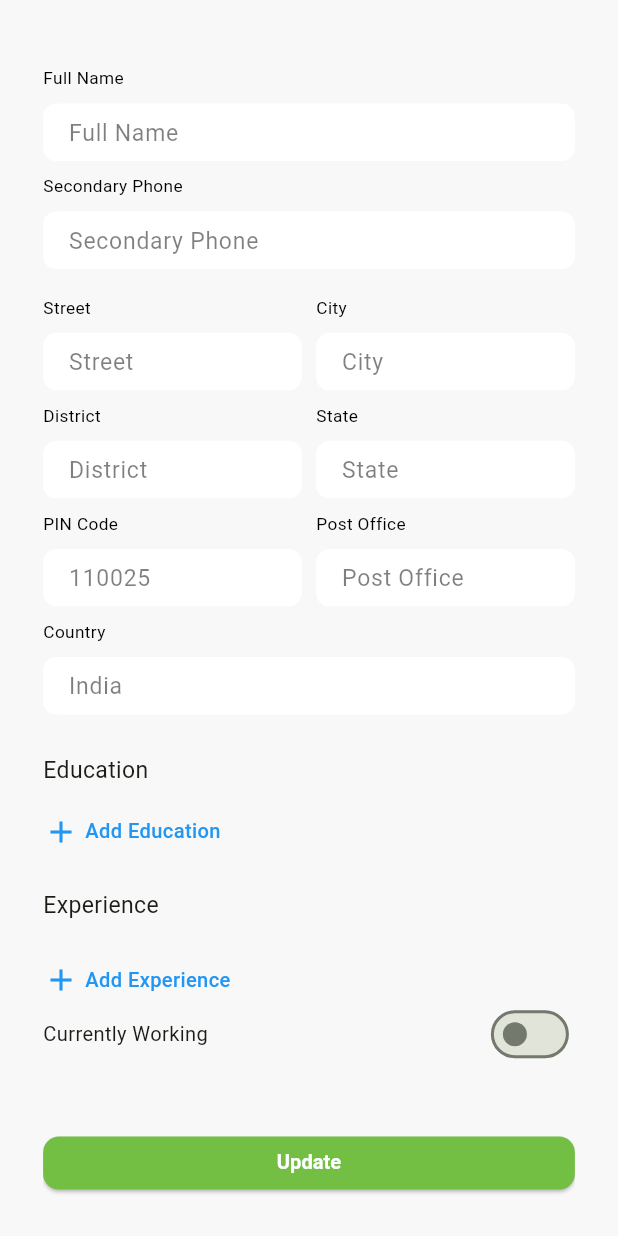
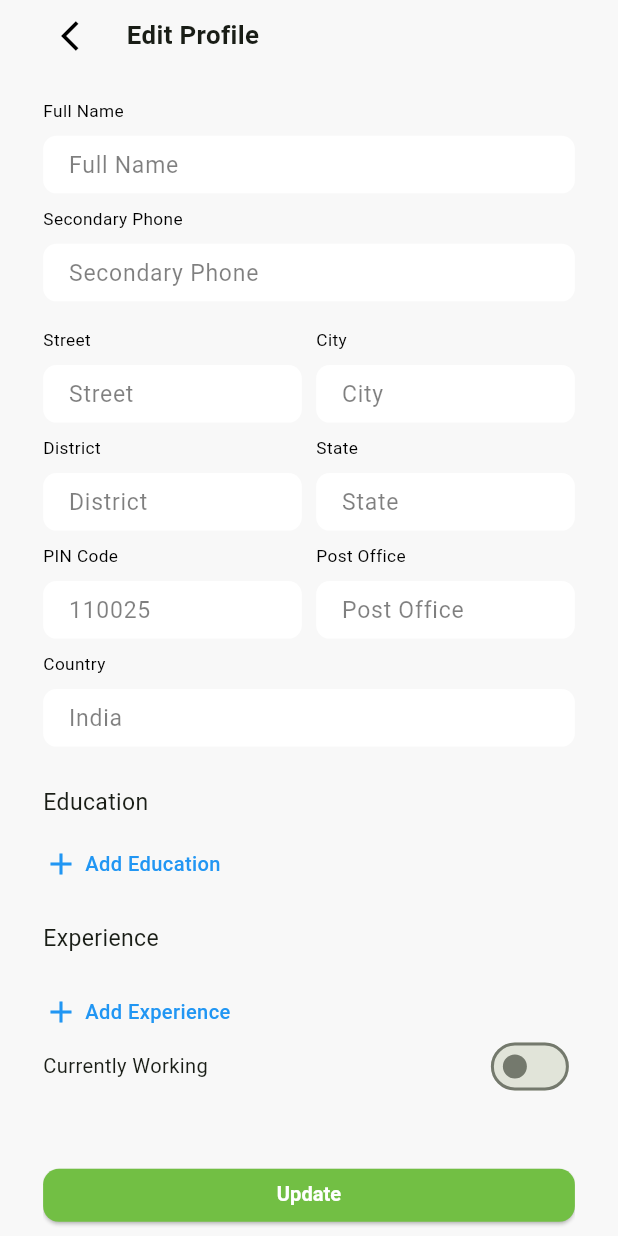
Before and after one commit to aadhitechie/amset_app, a Flutter app: the EditProfileScreen screen opened by its route, on a phone screen of 412 x 824 dp. Run offline on Flutter 3.47's test engine with Material 3 defaults, Android fonts, the light colour scheme and no system bars; our stand-ins replace cached_network_image, carousel_slider, dio, dotted_border, flutter_screenutil, flutter_svg and 5 more; missing offline and left inert: razorpay_flutter; accounts and stored records are empty; network calls fail.

Commit message:
feat: Update video player implementation and enhance profile editing UI

```diff
--- a/lib/screens/profile_screen/Options/edit_profile_screen/edit_profile_screen.dart
+++ b/lib/screens/profile_screen/Options/edit_profile_screen/edit_profile_screen.dart
@@ -14,13 +14,39 @@ class EditProfileScreen extends GetWidget<EditProfileScreenController> {
   @override
   Widget build(BuildContext context) {
     return Scaffold(
-      body: SafeArea(
-        child: Padding(
-          padding: EdgeInsets.symmetric(horizontal: 30.w),
+        body: SafeArea(
+            child: Padding(
+      padding: EdgeInsets.symmetric(horizontal: 30.w),
+      child: Column(children: [
+        // 🔷 iOS Back Button Row
+        Row(
+          children: [
+            IconButton(
+              icon: const Icon(
+                Icons.arrow_back_ios,
+                color: Colors.black,
+              ),
+              onPressed: () {
+                Get.back();
+              },
+            ),
+            SizedBox(width: 8.w),
+            Text(
+              'Edit Profile',
+              style: TextStyle(
+                fontSize: 18.sp,
+                fontWeight: FontWeight.w600,
+              ),
+            ),
+          ],
+        ),
+
+        Expanded(
           child: SingleChildScrollView(
             child: Column(
               children: [
-                const vSpace(50),
+                const vSpace(20),
+
                 InputField(
                   height: 40.w,
                   controller: controller.fullNameController,
@@ -512,7 +538,8 @@ class EditProfileScreen extends GetWidget<EditProfileScreenController> {
             ),
           ),
         ),
-      ),
-    );
+      ]),
+    )));
+    ;
   }
 }
--- a/lib/widgets/chapters_tile.dart
+++ b/lib/widgets/chapters_tile.dart
@@ -24,7 +24,7 @@ class ChaptersTileWidget extends StatelessWidget {
     return GestureDetector(
       behavior: HitTestBehavior.opaque,
       onTap: () {
-        Get.to(() => const ChapterDetailPage(), arguments: {
+        Get.to(() =>  ChapterDetailPage(), arguments: {
           'title': chapter.title,
           'description': chapter.description ?? 'No description available.',
           'videoUrl': chapter.videoUrl ?? '',
--- a/pubspec.yaml
+++ b/pubspec.yaml
@@ -49,6 +49,8 @@ dependencies:
   razorpay_flutter: ^1.4.0
   flutter_date_pickers: ^0.4.3
   youtube_player_iframe: ^5.2.1
+  carousel_slider: ^5.1.1
+  dotted_border: ^3.1.0
 
 dev_dependencies:
   flutter_test:
```
Also changed, not shown: lib/screens/Chapter Player/Chapter_detail_page.dart (+35 -69 lines), lib/screens/Chapter Player/_controller/chapter_player_controller.dart (+17 -17 lines), lib/widgets/resumer_preview.dart (+5 -5 lines), lib/screens/profile_screen/Options/edit_profile_screen/_controller/edit_profile_screen_controller.dart (indentation only), pubspec.lock, 5 other files.
